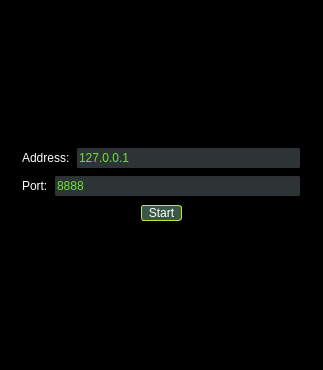
This is hackserver/hackserver.ui in Scotfarel/HACKchat as Qt 5 draws it before an edit. The edited form follows.
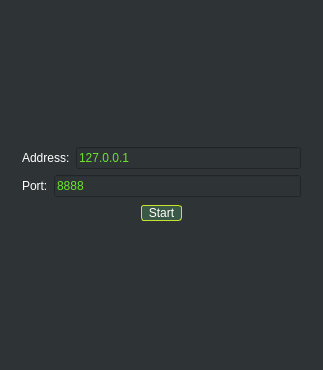
This is the edited form.

Commit message: gray layout

What changed in the file:
```diff
--- a/hackserver/hackserver.ui
+++ b/hackserver/hackserver.ui
@@ -16,9 +16,9 @@
      <colorrole role="WindowText">
       <brush brushstyle="SolidPattern">
        <color alpha="255">
-        <red>0</red>
-        <green>0</green>
-        <blue>0</blue>
+        <red>46</red>
+        <green>52</green>
+        <blue>54</blue>
        </color>
       </brush>
      </colorrole>
@@ -61,9 +61,9 @@
      <colorrole role="Window">
       <brush brushstyle="SolidPattern">
        <color alpha="255">
-        <red>0</red>
-        <green>0</green>
-        <blue>0</blue>
+        <red>46</red>
+        <green>52</green>
+        <blue>54</blue>
        </color>
       </brush>
      </colorrole>
@@ -72,9 +72,9 @@
      <colorrole role="WindowText">
       <brush brushstyle="SolidPattern">
        <color alpha="255">
-        <red>0</red>
-        <green>0</green>
-        <blue>0</blue>
+        <red>46</red>
+        <green>52</green>
+        <blue>54</blue>
        </color>
       </brush>
      </colorrole>
@@ -117,9 +117,9 @@
      <colorrole role="Window">
       <brush brushstyle="SolidPattern">
        <color alpha="255">
-        <red>0</red>
-        <green>0</green>
-        <blue>0</blue>
+        <red>46</red>
+        <green>52</green>
+        <blue>54</blue>
        </color>
       </brush>
      </colorrole>
@@ -164,18 +164,18 @@
      <colorrole role="Base">
       <brush brushstyle="SolidPattern">
        <color alpha="255">
-        <red>0</red>
-        <green>0</green>
-        <blue>0</blue>
+        <red>46</red>
+        <green>52</green>
+        <blue>54</blue>
        </color>
       </brush>
      </colorrole>
      <colorrole role="Window">
       <brush brushstyle="SolidPattern">
        <color alpha="255">
-        <red>0</red>
-        <green>0</green>
-        <blue>0</blue>
+        <red>46</red>
+        <green>52</green>
+        <blue>54</blue>
        </color>
       </brush>
      </colorrole>
```
